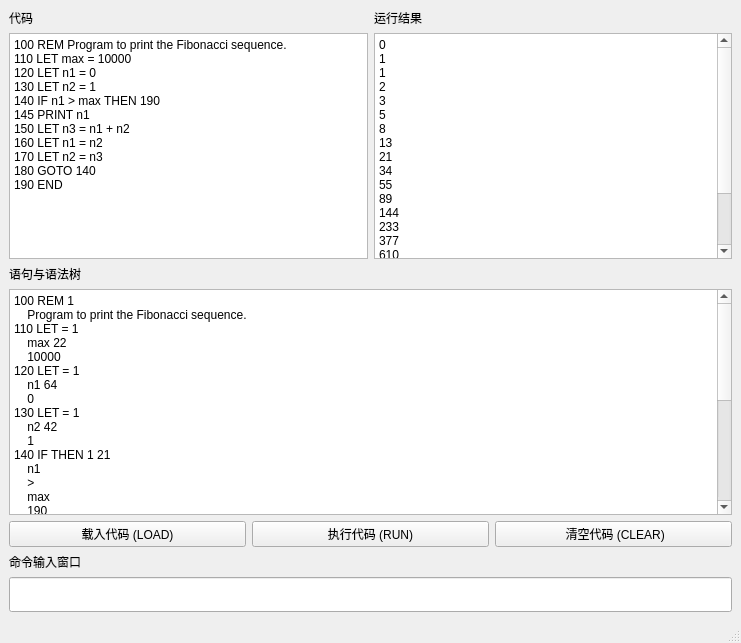
Above: mainwindow.ui from BearZWasTaken/Bear-s-QBasic before the change. Below: the same form after it.
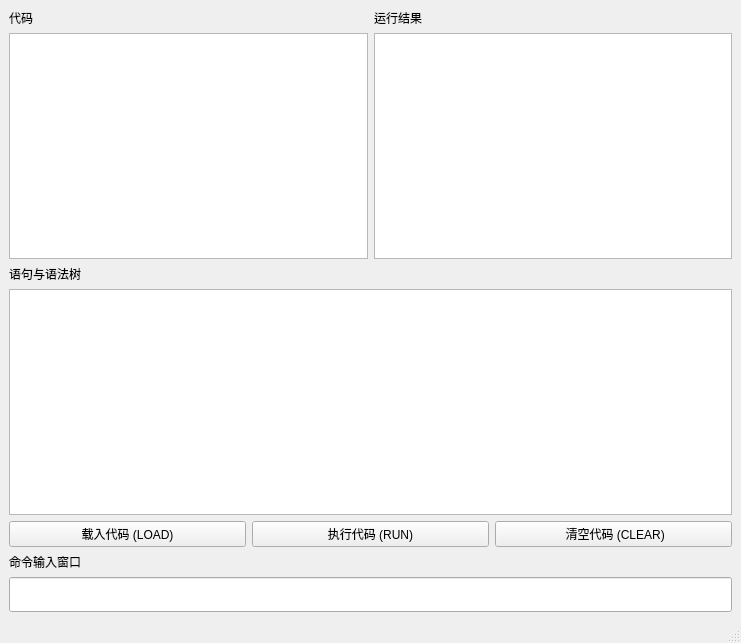
That is the form after the change.

Patch:
```diff
--- a/mainwindow.ui
+++ b/mainwindow.ui
@@ -53,17 +53,7 @@
 li.unchecked::marker { content: &quot;\2610&quot;; }
 li.checked::marker { content: &quot;\2612&quot;; }
 &lt;/style&gt;&lt;/head&gt;&lt;body style=&quot; font-family:'Microsoft YaHei UI'; font-size:9pt; font-weight:400; font-style:normal;&quot;&gt;
-&lt;p style=&quot; margin-top:0px; margin-bottom:0px; margin-left:0px; margin-right:0px; -qt-block-indent:0; text-indent:0px;&quot;&gt;&lt;span style=&quot; font-family:'.AppleSystemUIFont';&quot;&gt;100 REM Program to print the Fibonacci sequence.&lt;/span&gt;&lt;/p&gt;
-&lt;p style=&quot; margin-top:0px; margin-bottom:0px; margin-left:0px; margin-right:0px; -qt-block-indent:0; text-indent:0px;&quot;&gt;&lt;span style=&quot; font-family:'.AppleSystemUIFont';&quot;&gt;110 LET max = 10000&lt;/span&gt;&lt;/p&gt;
-&lt;p style=&quot; margin-top:0px; margin-bottom:0px; margin-left:0px; margin-right:0px; -qt-block-indent:0; text-indent:0px;&quot;&gt;&lt;span style=&quot; font-family:'.AppleSystemUIFont';&quot;&gt;120 LET n1 = 0&lt;/span&gt;&lt;/p&gt;
-&lt;p style=&quot; margin-top:0px; margin-bottom:0px; margin-left:0px; margin-right:0px; -qt-block-indent:0; text-indent:0px;&quot;&gt;&lt;span style=&quot; font-family:'.AppleSystemUIFont';&quot;&gt;130 LET n2 = 1&lt;/span&gt;&lt;/p&gt;
-&lt;p style=&quot; margin-top:0px; margin-bottom:0px; margin-left:0px; margin-right:0px; -qt-block-indent:0; text-indent:0px;&quot;&gt;&lt;span style=&quot; font-family:'.AppleSystemUIFont';&quot;&gt;140 IF n1 &amp;gt; max THEN 190&lt;/span&gt;&lt;/p&gt;
-&lt;p style=&quot; margin-top:0px; margin-bottom:0px; margin-left:0px; margin-right:0px; -qt-block-indent:0; text-indent:0px;&quot;&gt;&lt;span style=&quot; font-family:'.AppleSystemUIFont';&quot;&gt;145 PRINT n1&lt;/span&gt;&lt;/p&gt;
-&lt;p style=&quot; margin-top:0px; margin-bottom:0px; margin-left:0px; margin-right:0px; -qt-block-indent:0; text-indent:0px;&quot;&gt;&lt;span style=&quot; font-family:'.AppleSystemUIFont';&quot;&gt;150 LET n3 = n1 + n2&lt;/span&gt;&lt;/p&gt;
-&lt;p style=&quot; margin-top:0px; margin-bottom:0px; margin-left:0px; margin-right:0px; -qt-block-indent:0; text-indent:0px;&quot;&gt;&lt;span style=&quot; font-family:'.AppleSystemUIFont';&quot;&gt;160 LET n1 = n2&lt;/span&gt;&lt;/p&gt;
-&lt;p style=&quot; margin-top:0px; margin-bottom:0px; margin-left:0px; margin-right:0px; -qt-block-indent:0; text-indent:0px;&quot;&gt;&lt;span style=&quot; font-family:'.AppleSystemUIFont';&quot;&gt;170 LET n2 = n3&lt;/span&gt;&lt;/p&gt;
-&lt;p style=&quot; margin-top:0px; margin-bottom:0px; margin-left:0px; margin-right:0px; -qt-block-indent:0; text-indent:0px;&quot;&gt;&lt;span style=&quot; font-family:'.AppleSystemUIFont';&quot;&gt;180 GOTO 140&lt;/span&gt;&lt;/p&gt;
-&lt;p style=&quot; margin-top:0px; margin-bottom:0px; margin-left:0px; margin-right:0px; -qt-block-indent:0; text-indent:0px;&quot;&gt;&lt;span style=&quot; font-family:'.AppleSystemUIFont';&quot;&gt;190 END&lt;/span&gt;&lt;/p&gt;&lt;/body&gt;&lt;/html&gt;</string>
+&lt;p style=&quot;-qt-paragraph-type:empty; margin-top:0px; margin-bottom:0px; margin-left:0px; margin-right:0px; -qt-block-indent:0; text-indent:0px;&quot;&gt;&lt;br /&gt;&lt;/p&gt;&lt;/body&gt;&lt;/html&gt;</string>
             </property>
            </widget>
           </item>
@@ -88,27 +78,7 @@
 li.unchecked::marker { content: &quot;\2610&quot;; }
 li.checked::marker { content: &quot;\2612&quot;; }
 &lt;/style&gt;&lt;/head&gt;&lt;body style=&quot; font-family:'Microsoft YaHei UI'; font-size:9pt; font-weight:400; font-style:normal;&quot;&gt;
-&lt;p style=&quot; margin-top:0px; margin-bottom:0px; margin-left:0px; margin-right:0px; -qt-block-indent:0; text-indent:0px;&quot;&gt;&lt;span style=&quot; font-family:'.AppleSystemUIFont';&quot;&gt;0&lt;/span&gt;&lt;/p&gt;
-&lt;p style=&quot; margin-top:0px; margin-bottom:0px; margin-left:0px; margin-right:0px; -qt-block-indent:0; text-indent:0px;&quot;&gt;&lt;span style=&quot; font-family:'.AppleSystemUIFont';&quot;&gt;1&lt;/span&gt;&lt;/p&gt;
-&lt;p style=&quot; margin-top:0px; margin-bottom:0px; margin-left:0px; margin-right:0px; -qt-block-indent:0; text-indent:0px;&quot;&gt;&lt;span style=&quot; font-family:'.AppleSystemUIFont';&quot;&gt;1&lt;/span&gt;&lt;/p&gt;
-&lt;p style=&quot; margin-top:0px; margin-bottom:0px; margin-left:0px; margin-right:0px; -qt-block-indent:0; text-indent:0px;&quot;&gt;&lt;span style=&quot; font-family:'.AppleSystemUIFont';&quot;&gt;2&lt;/span&gt;&lt;/p&gt;
-&lt;p style=&quot; margin-top:0px; margin-bottom:0px; margin-left:0px; margin-right:0px; -qt-block-indent:0; text-indent:0px;&quot;&gt;&lt;span style=&quot; font-family:'.AppleSystemUIFont';&quot;&gt;3&lt;/span&gt;&lt;/p&gt;
-&lt;p style=&quot; margin-top:0px; margin-bottom:0px; margin-left:0px; margin-right:0px; -qt-block-indent:0; text-indent:0px;&quot;&gt;&lt;span style=&quot; font-family:'.AppleSystemUIFont';&quot;&gt;5&lt;/span&gt;&lt;/p&gt;
-&lt;p style=&quot; margin-top:0px; margin-bottom:0px; margin-left:0px; margin-right:0px; -qt-block-indent:0; text-indent:0px;&quot;&gt;&lt;span style=&quot; font-family:'.AppleSystemUIFont';&quot;&gt;8&lt;/span&gt;&lt;/p&gt;
-&lt;p style=&quot; margin-top:0px; margin-bottom:0px; margin-left:0px; margin-right:0px; -qt-block-indent:0; text-indent:0px;&quot;&gt;&lt;span style=&quot; font-family:'.AppleSystemUIFont';&quot;&gt;13&lt;/span&gt;&lt;/p&gt;
-&lt;p style=&quot; margin-top:0px; margin-bottom:0px; margin-left:0px; margin-right:0px; -qt-block-indent:0; text-indent:0px;&quot;&gt;&lt;span style=&quot; font-family:'.AppleSystemUIFont';&quot;&gt;21&lt;/span&gt;&lt;/p&gt;
-&lt;p style=&quot; margin-top:0px; margin-bottom:0px; margin-left:0px; margin-right:0px; -qt-block-indent:0; text-indent:0px;&quot;&gt;&lt;span style=&quot; font-family:'.AppleSystemUIFont';&quot;&gt;34&lt;/span&gt;&lt;/p&gt;
-&lt;p style=&quot; margin-top:0px; margin-bottom:0px; margin-left:0px; margin-right:0px; -qt-block-indent:0; text-indent:0px;&quot;&gt;&lt;span style=&quot; font-family:'.AppleSystemUIFont';&quot;&gt;55&lt;/span&gt;&lt;/p&gt;
-&lt;p style=&quot; margin-top:0px; margin-bottom:0px; margin-left:0px; margin-right:0px; -qt-block-indent:0; text-indent:0px;&quot;&gt;&lt;span style=&quot; font-family:'.AppleSystemUIFont';&quot;&gt;89&lt;/span&gt;&lt;/p&gt;
-&lt;p style=&quot; margin-top:0px; margin-bottom:0px; margin-left:0px; margin-right:0px; -qt-block-indent:0; text-indent:0px;&quot;&gt;&lt;span style=&quot; font-family:'.AppleSystemUIFont';&quot;&gt;144&lt;/span&gt;&lt;/p&gt;
-&lt;p style=&quot; margin-top:0px; margin-bottom:0px; margin-left:0px; margin-right:0px; -qt-block-indent:0; text-indent:0px;&quot;&gt;&lt;span style=&quot; font-family:'.AppleSystemUIFont';&quot;&gt;233&lt;/span&gt;&lt;/p&gt;
-&lt;p style=&quot; margin-top:0px; margin-bottom:0px; margin-left:0px; margin-right:0px; -qt-block-indent:0; text-indent:0px;&quot;&gt;&lt;span style=&quot; font-family:'.AppleSystemUIFont';&quot;&gt;377&lt;/span&gt;&lt;/p&gt;
-&lt;p style=&quot; margin-top:0px; margin-bottom:0px; margin-left:0px; margin-right:0px; -qt-block-indent:0; text-indent:0px;&quot;&gt;&lt;span style=&quot; font-family:'.AppleSystemUIFont';&quot;&gt;610&lt;/span&gt;&lt;/p&gt;
-&lt;p style=&quot; margin-top:0px; margin-bottom:0px; margin-left:0px; margin-right:0px; -qt-block-indent:0; text-indent:0px;&quot;&gt;&lt;span style=&quot; font-family:'.AppleSystemUIFont';&quot;&gt;987&lt;/span&gt;&lt;/p&gt;
-&lt;p style=&quot; margin-top:0px; margin-bottom:0px; margin-left:0px; margin-right:0px; -qt-block-indent:0; text-indent:0px;&quot;&gt;&lt;span style=&quot; font-family:'.AppleSystemUIFont';&quot;&gt;1597&lt;/span&gt;&lt;/p&gt;
-&lt;p style=&quot; margin-top:0px; margin-bottom:0px; margin-left:0px; margin-right:0px; -qt-block-indent:0; text-indent:0px;&quot;&gt;&lt;span style=&quot; font-family:'.AppleSystemUIFont';&quot;&gt;2584&lt;/span&gt;&lt;/p&gt;
-&lt;p style=&quot; margin-top:0px; margin-bottom:0px; margin-left:0px; margin-right:0px; -qt-block-indent:0; text-indent:0px;&quot;&gt;&lt;span style=&quot; font-family:'.AppleSystemUIFont';&quot;&gt;4181&lt;/span&gt;&lt;/p&gt;
-&lt;p style=&quot; margin-top:0px; margin-bottom:0px; margin-left:0px; margin-right:0px; -qt-block-indent:0; text-indent:0px;&quot;&gt;&lt;span style=&quot; font-family:'.AppleSystemUIFont';&quot;&gt;6765&lt;/span&gt;&lt;/p&gt;&lt;/body&gt;&lt;/html&gt;</string>
+&lt;p style=&quot;-qt-paragraph-type:empty; margin-top:0px; margin-bottom:0px; margin-left:0px; margin-right:0px; -qt-block-indent:0; text-indent:0px;&quot;&gt;&lt;br /&gt;&lt;/p&gt;&lt;/body&gt;&lt;/html&gt;</string>
             </property>
            </widget>
           </item>
@@ -138,38 +108,7 @@
 li.unchecked::marker { content: &quot;\2610&quot;; }
 li.checked::marker { content: &quot;\2612&quot;; }
 &lt;/style&gt;&lt;/head&gt;&lt;body style=&quot; font-family:'Microsoft YaHei UI'; font-size:9pt; font-weight:400; font-style:normal;&quot;&gt;
-&lt;p style=&quot; margin-top:0px; margin-bottom:0px; margin-left:0px; margin-right:0px; -qt-block-indent:0; text-indent:0px;&quot;&gt;100 REM 1&lt;/p&gt;
-&lt;p style=&quot; margin-top:0px; margin-bottom:0px; margin-left:0px; margin-right:0px; -qt-block-indent:0; text-indent:0px;&quot;&gt;    Program to print the Fibonacci sequence.&lt;/p&gt;
-&lt;p style=&quot; margin-top:0px; margin-bottom:0px; margin-left:0px; margin-right:0px; -qt-block-indent:0; text-indent:0px;&quot;&gt;110 LET = 1&lt;/p&gt;
-&lt;p style=&quot; margin-top:0px; margin-bottom:0px; margin-left:0px; margin-right:0px; -qt-block-indent:0; text-indent:0px;&quot;&gt;    max 22&lt;/p&gt;
-&lt;p style=&quot; margin-top:0px; margin-bottom:0px; margin-left:0px; margin-right:0px; -qt-block-indent:0; text-indent:0px;&quot;&gt;    10000&lt;/p&gt;
-&lt;p style=&quot; margin-top:0px; margin-bottom:0px; margin-left:0px; margin-right:0px; -qt-block-indent:0; text-indent:0px;&quot;&gt;120 LET = 1&lt;/p&gt;
-&lt;p style=&quot; margin-top:0px; margin-bottom:0px; margin-left:0px; margin-right:0px; -qt-block-indent:0; text-indent:0px;&quot;&gt;    n1 64&lt;/p&gt;
-&lt;p style=&quot; margin-top:0px; margin-bottom:0px; margin-left:0px; margin-right:0px; -qt-block-indent:0; text-indent:0px;&quot;&gt;    0&lt;/p&gt;
-&lt;p style=&quot; margin-top:0px; margin-bottom:0px; margin-left:0px; margin-right:0px; -qt-block-indent:0; text-indent:0px;&quot;&gt;130 LET = 1&lt;/p&gt;
-&lt;p style=&quot; margin-top:0px; margin-bottom:0px; margin-left:0px; margin-right:0px; -qt-block-indent:0; text-indent:0px;&quot;&gt;    n2 42&lt;/p&gt;
-&lt;p style=&quot; margin-top:0px; margin-bottom:0px; margin-left:0px; margin-right:0px; -qt-block-indent:0; text-indent:0px;&quot;&gt;    1&lt;/p&gt;
-&lt;p style=&quot; margin-top:0px; margin-bottom:0px; margin-left:0px; margin-right:0px; -qt-block-indent:0; text-indent:0px;&quot;&gt;140 IF THEN 1 21&lt;/p&gt;
-&lt;p style=&quot; margin-top:0px; margin-bottom:0px; margin-left:0px; margin-right:0px; -qt-block-indent:0; text-indent:0px;&quot;&gt;    n1&lt;/p&gt;
-&lt;p style=&quot; margin-top:0px; margin-bottom:0px; margin-left:0px; margin-right:0px; -qt-block-indent:0; text-indent:0px;&quot;&gt;    &amp;gt;&lt;/p&gt;
-&lt;p style=&quot; margin-top:0px; margin-bottom:0px; margin-left:0px; margin-right:0px; -qt-block-indent:0; text-indent:0px;&quot;&gt;    max&lt;/p&gt;
-&lt;p style=&quot; margin-top:0px; margin-bottom:0px; margin-left:0px; margin-right:0px; -qt-block-indent:0; text-indent:0px;&quot;&gt;    190&lt;/p&gt;
-&lt;p style=&quot; margin-top:0px; margin-bottom:0px; margin-left:0px; margin-right:0px; -qt-block-indent:0; text-indent:0px;&quot;&gt;145 PRINT 21&lt;/p&gt;
-&lt;p style=&quot; margin-top:0px; margin-bottom:0px; margin-left:0px; margin-right:0px; -qt-block-indent:0; text-indent:0px;&quot;&gt;    n1&lt;/p&gt;
-&lt;p style=&quot; margin-top:0px; margin-bottom:0px; margin-left:0px; margin-right:0px; -qt-block-indent:0; text-indent:0px;&quot;&gt;150 LET = 21&lt;/p&gt;
-&lt;p style=&quot; margin-top:0px; margin-bottom:0px; margin-left:0px; margin-right:0px; -qt-block-indent:0; text-indent:0px;&quot;&gt;    n3 21&lt;/p&gt;
-&lt;p style=&quot; margin-top:0px; margin-bottom:0px; margin-left:0px; margin-right:0px; -qt-block-indent:0; text-indent:0px;&quot;&gt;    +&lt;/p&gt;
-&lt;p style=&quot; margin-top:0px; margin-bottom:0px; margin-left:0px; margin-right:0px; -qt-block-indent:0; text-indent:0px;&quot;&gt;        n1&lt;/p&gt;
-&lt;p style=&quot; margin-top:0px; margin-bottom:0px; margin-left:0px; margin-right:0px; -qt-block-indent:0; text-indent:0px;&quot;&gt;        n2&lt;/p&gt;
-&lt;p style=&quot; margin-top:0px; margin-bottom:0px; margin-left:0px; margin-right:0px; -qt-block-indent:0; text-indent:0px;&quot;&gt;160 LET = 21&lt;/p&gt;
-&lt;p style=&quot; margin-top:0px; margin-bottom:0px; margin-left:0px; margin-right:0px; -qt-block-indent:0; text-indent:0px;&quot;&gt;    n1 64&lt;/p&gt;
-&lt;p style=&quot; margin-top:0px; margin-bottom:0px; margin-left:0px; margin-right:0px; -qt-block-indent:0; text-indent:0px;&quot;&gt;    n2&lt;/p&gt;
-&lt;p style=&quot; margin-top:0px; margin-bottom:0px; margin-left:0px; margin-right:0px; -qt-block-indent:0; text-indent:0px;&quot;&gt;170 LET = 21&lt;/p&gt;
-&lt;p style=&quot; margin-top:0px; margin-bottom:0px; margin-left:0px; margin-right:0px; -qt-block-indent:0; text-indent:0px;&quot;&gt;    n2 42&lt;/p&gt;
-&lt;p style=&quot; margin-top:0px; margin-bottom:0px; margin-left:0px; margin-right:0px; -qt-block-indent:0; text-indent:0px;&quot;&gt;    n3&lt;/p&gt;
-&lt;p style=&quot; margin-top:0px; margin-bottom:0px; margin-left:0px; margin-right:0px; -qt-block-indent:0; text-indent:0px;&quot;&gt;180 GOTO 21&lt;/p&gt;
-&lt;p style=&quot; margin-top:0px; margin-bottom:0px; margin-left:0px; margin-right:0px; -qt-block-indent:0; text-indent:0px;&quot;&gt;    140&lt;/p&gt;
-&lt;p style=&quot; margin-top:0px; margin-bottom:0px; margin-left:0px; margin-right:0px; -qt-block-indent:0; text-indent:0px;&quot;&gt;190 END 1&lt;/p&gt;&lt;/body&gt;&lt;/html&gt;</string>
+&lt;p style=&quot;-qt-paragraph-type:empty; margin-top:0px; margin-bottom:0px; margin-left:0px; margin-right:0px; -qt-block-indent:0; text-indent:0px;&quot;&gt;&lt;br /&gt;&lt;/p&gt;&lt;/body&gt;&lt;/html&gt;</string>
           </property>
          </widget>
         </item>
```
Left out of the diff: 2 changed lines with no effect on the pictures.
